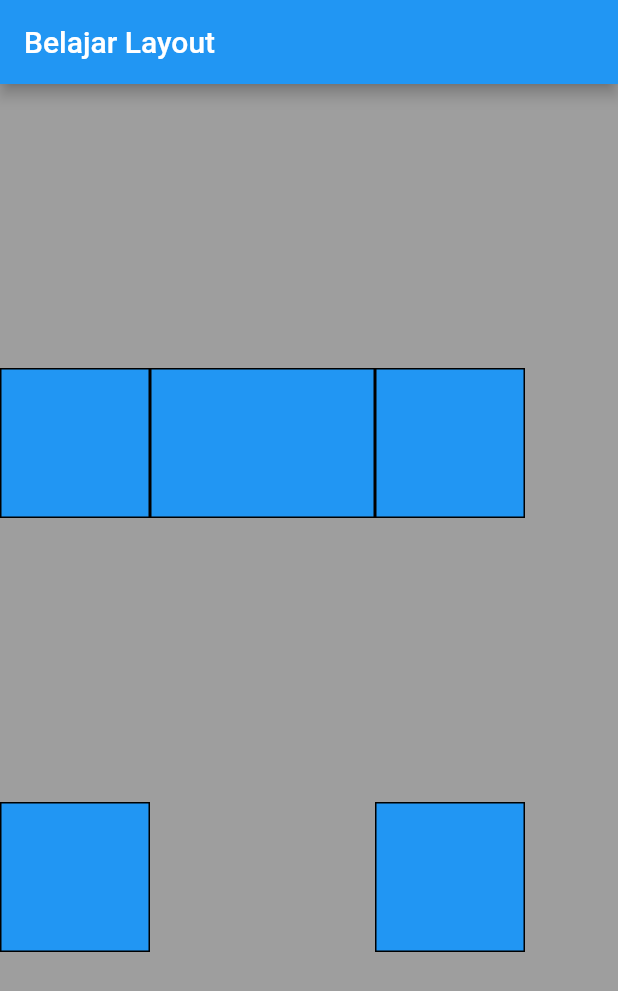
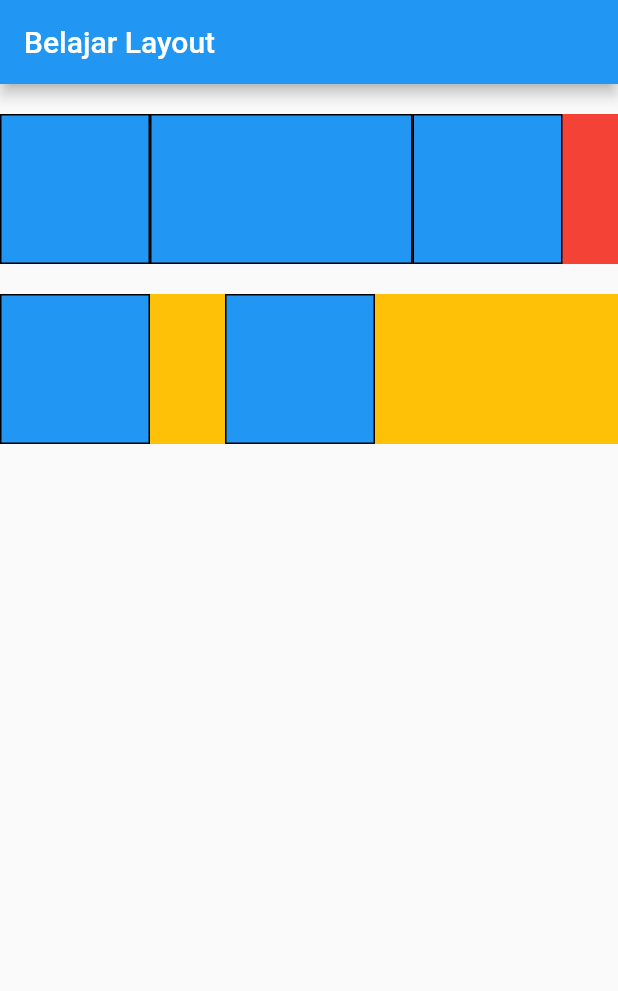
Before and after one commit to siubie/flutter_layout, a Flutter app: the screen it shows after launch, on a phone screen of 412 x 824 dp. Shown: the top 991 px of the screen. Run offline on Flutter 3.47's test engine with Material 2 defaults, Android fonts, the phone set to English and light mode, and no system bars.

Commit message:
demo sized box

```diff
--- a/lib/main.dart
+++ b/lib/main.dart
@@ -20,28 +20,33 @@ class Layout extends StatelessWidget {
           title: Text("Belajar Layout"),
         ),
         body: Container(
-          color: Colors.grey,
           child: Column(
-            mainAxisAlignment: MainAxisAlignment.spaceEvenly,
+            mainAxisAlignment: MainAxisAlignment.start,
             children: [
-              Row(
+              Container(
+                margin: EdgeInsets.only(top: 20),
+                color: Colors.red,
+                child: Row(
                   children: const [
                     BlueBox(),
                     SizedBox(
-                    width: 150,
+                      width: 175,
                       child: BlueBox(),
                     ),
                     BlueBox(),
                   ],
                 ),
-              Row(
+              ),
+              Container(
+                margin: EdgeInsets.only(top: 20),
+                color: Colors.amber,
+                child: Row(
                   children: const [
                     BlueBox(),
-                  SizedBox(
-                    width: 150,
-                  ),
+                    SizedBox(width: 50),
                     BlueBox(),
                   ],
+                ),
               ),
             ],
           ),
```
Lines whose indentation alone changed are shown as unchanged.
